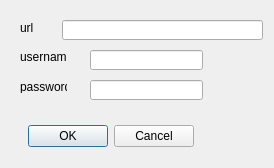
The window that BvcClient/BvcClient/qauthdialog.ui (ProvisionLab/Alert_area) describes before a commit, drawn with Qt 5.
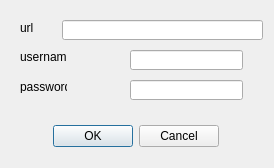
The same window after the commit.

The edit to the form file:
```diff
--- a/BvcClient/BvcClient/qauthdialog.ui
+++ b/BvcClient/BvcClient/qauthdialog.ui
@@ -19,9 +19,9 @@
   <widget class="QDialogButtonBox" name="buttonBox">
    <property name="geometry">
     <rect>
-     <x>20</x>
+     <x>10</x>
      <y>120</y>
-     <width>181</width>
+     <width>251</width>
      <height>32</height>
     </rect>
    </property>
@@ -64,7 +64,7 @@
   <widget class="QLineEdit" name="m_password">
    <property name="geometry">
     <rect>
-     <x>90</x>
+     <x>130</x>
      <y>80</y>
      <width>113</width>
      <height>20</height>
@@ -77,7 +77,7 @@
   <widget class="QLineEdit" name="m_username">
    <property name="geometry">
     <rect>
-     <x>90</x>
+     <x>130</x>
      <y>50</y>
      <width>113</width>
      <height>20</height>
```
Left out of the diff: 2 changed lines with no effect on the pictures.
